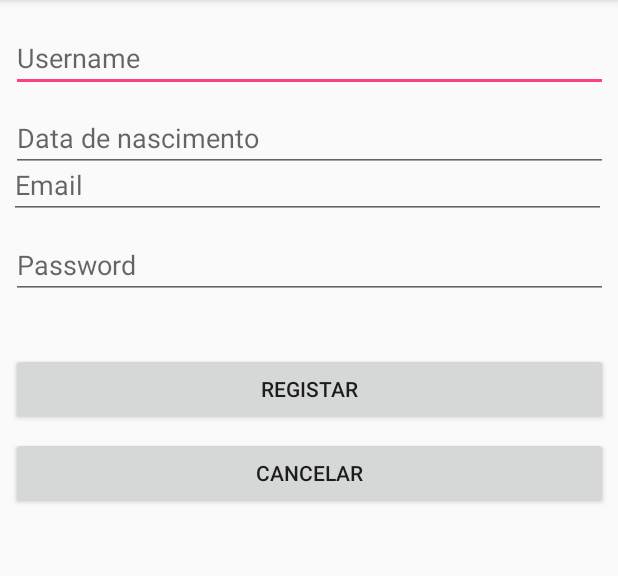
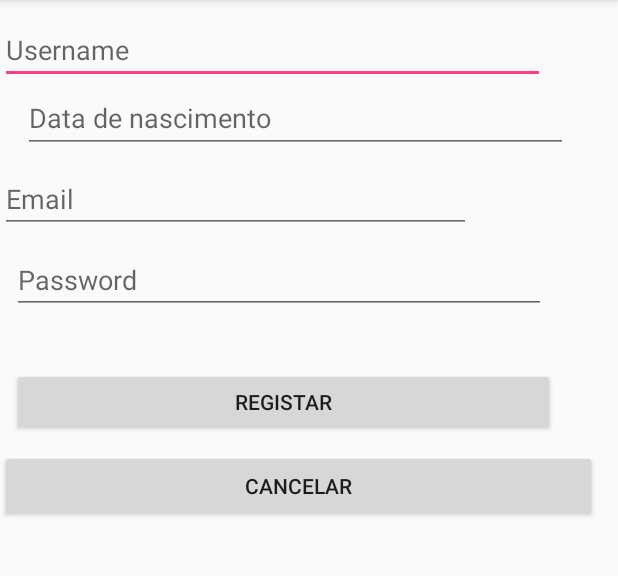
Before and after one commit to pmfrs/BatalhaNaval, an Android app: the RegisterActivity screen opened directly, with no data from a screen before it, on a phone screen of 412 x 824 dp, the part 84-660 px from its top. Run offline under Robolectric (Android 15) with nearby library versions, the phone set to English and light mode, and no system bars; our stand-ins replace Firebase (no records; nobody signed in at launch, a user with empty details on screens opened directly).

Commit message:
Adicionei botão ao ecran de login para passar para a atividade do jogo (temporario).

```diff
--- a/app/src/main/java/pt/iscte/batalhanaval/LoginActivity.java
+++ b/app/src/main/java/pt/iscte/batalhanaval/LoginActivity.java
@@ -28,6 +28,7 @@ public class LoginActivity extends AppCompatActivity {
         final EditText passTxt = (EditText) findViewById(R.id.passwordTxt);
         final Button logBtn = (Button) findViewById(R.id.loginBtn);
         final TextView registerTv = (TextView) findViewById(R.id.registTv);
+        final Button cheatBtn = (Button) findViewById(R.id.cheat);
 
         registerTv.setOnClickListener(new View.OnClickListener() {
             @Override
@@ -37,6 +38,13 @@ public class LoginActivity extends AppCompatActivity {
             }
         });
 
+        cheatBtn.setOnClickListener(new View.OnClickListener() {
+            @Override
+            public void onClick(View v) {
+                Intent registerIntent = new Intent(LoginActivity.this, Game_Activity.class);
+                LoginActivity.this.startActivity(registerIntent);
+            }
+        });
 
         callbackManager = CallbackManager.Factory.create();
 
--- a/app/src/main/res/layout/activity_login.xml
+++ b/app/src/main/res/layout/activity_login.xml
@@ -79,4 +79,16 @@
         app:layout_constraintRight_toRightOf="parent"
         app:layout_constraintTop_toBottomOf="@+id/registTv" />
 
+    <Button
+        android:id="@+id/cheat"
+        android:layout_width="wrap_content"
+        android:layout_height="wrap_content"
+        android:layout_marginBottom="8dp"
+        android:layout_marginLeft="8dp"
+        android:layout_marginRight="8dp"
+        android:text="Cheat"
+        app:layout_constraintBottom_toBottomOf="parent"
+        app:layout_constraintLeft_toLeftOf="parent"
+        app:layout_constraintRight_toRightOf="parent" />
+
 </android.support.constraint.ConstraintLayout>
--- a/app/src/main/res/layout/activity_register.xml
+++ b/app/src/main/res/layout/activity_register.xml
@@ -8,83 +8,73 @@
 
     <EditText
         android:id="@+id/rgUsernameTxt"
-        android:layout_width="398dp"
-        android:layout_height="wrap_content"
+        android:layout_width="363dp"
+        android:layout_height="40dp"
         android:ems="10"
         android:hint="Username"
         android:inputType="textPersonName"
         app:layout_constraintTop_toTopOf="parent"
         android:layout_marginTop="16dp"
-        android:layout_marginLeft="8dp"
-        app:layout_constraintLeft_toLeftOf="parent"
-        android:layout_marginRight="8dp"
-        app:layout_constraintRight_toRightOf="parent" />
+        tools:layout_editor_absoluteX="8dp" />
 
     <EditText
         android:id="@+id/rgDataNascTxt"
-        android:layout_width="398dp"
-        android:layout_height="wrap_content"
+        android:layout_width="363dp"
+        android:layout_height="46dp"
         android:ems="10"
         android:hint="Data de nascimento"
         android:inputType="date"
-        android:layout_marginTop="8dp"
+        android:layout_marginTop="0dp"
         app:layout_constraintTop_toBottomOf="@+id/rgUsernameTxt"
+        android:layout_marginRight="8dp"
+        app:layout_constraintRight_toRightOf="parent"
         android:layout_marginLeft="8dp"
         app:layout_constraintLeft_toLeftOf="parent"
-        android:layout_marginRight="8dp"
-        app:layout_constraintRight_toRightOf="parent" />
+        app:layout_constraintHorizontal_bias="0.222"
+        tools:layout_editor_absoluteY="51dp" />
 
     <EditText
         android:id="@+id/rgEmailTxt"
-        android:layout_width="398dp"
-        android:layout_height="wrap_content"
+        android:layout_width="314dp"
+        android:layout_height="41dp"
         android:ems="10"
         android:hint="Email"
         android:inputType="textEmailAddress"
-        android:layout_marginTop="-14dp"
+        android:layout_marginTop="12dp"
         app:layout_constraintTop_toBottomOf="@+id/rgDataNascTxt"
-        android:layout_marginLeft="8dp"
-        app:layout_constraintLeft_toLeftOf="parent"
-        android:layout_marginRight="8dp"
-        app:layout_constraintRight_toRightOf="parent"
-        app:layout_constraintHorizontal_bias="1.0" />
+        tools:layout_editor_absoluteX="35dp" />
 
     <EditText
         android:id="@+id/rgPassTxt"
-        android:layout_width="398dp"
-        android:layout_height="wrap_content"
+        android:layout_width="356dp"
+        android:layout_height="42dp"
         android:ems="10"
         android:hint="Password"
         android:inputType="textPassword"
-        android:layout_marginTop="8dp"
+        android:layout_marginTop="12dp"
         app:layout_constraintTop_toBottomOf="@+id/rgEmailTxt"
         android:layout_marginLeft="8dp"
-        app:layout_constraintLeft_toLeftOf="parent"
-        android:layout_marginRight="8dp"
-        app:layout_constraintRight_toRightOf="parent" />
+        app:layout_constraintLeft_toLeftOf="parent" />
 
     <Button
         android:id="@+id/rgCancelarBtn"
         android:layout_width="398dp"
         android:layout_height="wrap_content"
-        android:layout_marginLeft="8dp"
-        android:layout_marginRight="8dp"
-        android:layout_marginTop="8dp"
+        android:layout_marginTop="9dp"
         android:text="Cancelar"
-        app:layout_constraintLeft_toLeftOf="parent"
-        app:layout_constraintRight_toRightOf="parent"
-        app:layout_constraintTop_toBottomOf="@+id/rgRegistarBtn" />
+        app:layout_constraintTop_toBottomOf="@+id/rgRegistarBtn"
+        tools:layout_editor_absoluteX="-21dp" />
 
     <Button
         android:id="@+id/rgRegistarBtn"
-        android:layout_width="398dp"
-        android:layout_height="48dp"
+        android:layout_width="362dp"
+        android:layout_height="45dp"
         android:text="Registar"
         android:layout_marginTop="36dp"
         app:layout_constraintTop_toBottomOf="@+id/rgPassTxt"
         android:layout_marginLeft="8dp"
         app:layout_constraintLeft_toLeftOf="parent"
-        android:layout_marginRight="8dp"
-        app:layout_constraintRight_toRightOf="parent" />
+        tools:layout_editor_absoluteY="246dp"
+        tools:layout_editor_absoluteX="35dp" />
 
 </android.support.constraint.ConstraintLayout>
```
